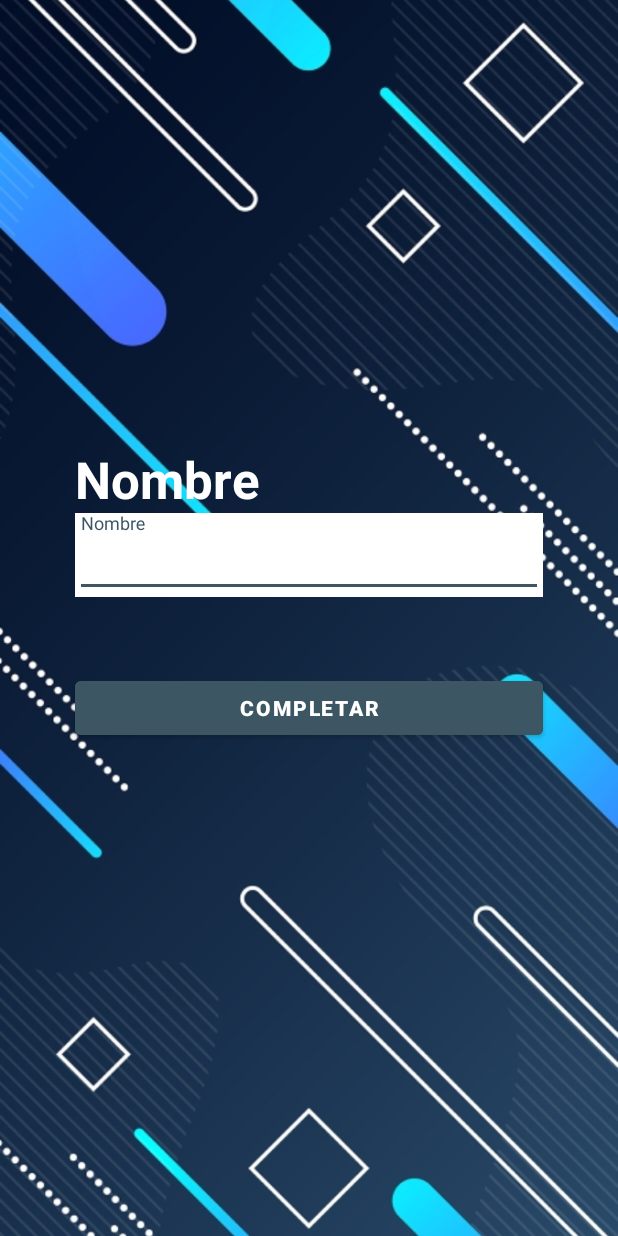
After one commit to sebastianaranda/MoviTop, an Android app: the RegisterActivity screen opened directly, with no data from a screen before it, on a phone screen of 412 x 824 dp. The commit adds this screen. Run offline under Robolectric (Android 15) with nearby library versions, the phone set to English and light mode, and no system bars; our stand-ins replace Firebase (no records; nobody signed in at launch, a user with empty details on screens opened directly).

Commit message:
Modificación en flujo de registro
Se le solicita al usuario ingresar un email y password y luego en otra pantalla se le solicita el nombre.

```diff
--- a/app/src/main/AndroidManifest.xml
+++ b/app/src/main/AndroidManifest.xml
@@ -11,7 +11,8 @@
         android:roundIcon="@mipmap/ic_launcher_round"
         android:supportsRtl="true"
         android:theme="@style/AppTheme">
-        <activity android:name=".view.LoginActivity"></activity>
+        <activity android:name=".view.RegisterActivity"></activity>
+        <activity android:name=".view.LoginActivity" />
         <activity android:name=".view.MoviesByGenreActivity" />
         <activity
             android:name=".view.CastActivity"
--- a/app/src/main/java/com/arandasebastian/movitop/model/FirestoreDAO.java
+++ b/app/src/main/java/com/arandasebastian/movitop/model/FirestoreDAO.java
@@ -2,7 +2,6 @@ package com.arandasebastian.movitop.model;
 
 import androidx.annotation.NonNull;
 import com.arandasebastian.movitop.utils.ResultListener;
-import com.google.android.gms.auth.api.signin.GoogleSignInClient;
 import com.google.android.gms.tasks.OnFailureListener;
 import com.google.android.gms.tasks.OnSuccessListener;
 import com.google.firebase.auth.FirebaseUser;
--- /dev/null
+++ b/app/src/main/java/com/arandasebastian/movitop/view/RegisterActivity.java
@@ -0,0 +1,94 @@
+package com.arandasebastian.movitop.view;
+
+import androidx.appcompat.app.AppCompatActivity;
+
+import android.content.Intent;
+import android.os.Bundle;
+import android.view.View;
+import android.widget.Toast;
+import com.arandasebastian.movitop.R;
+import com.arandasebastian.movitop.model.User;
+import com.google.android.material.button.MaterialButton;
+import com.google.android.material.textfield.TextInputEditText;
+import com.google.android.material.textfield.TextInputLayout;
+import com.google.firebase.analytics.FirebaseAnalytics;
+import com.google.firebase.auth.FirebaseAuth;
+import com.google.firebase.auth.FirebaseUser;
+import com.google.firebase.auth.UserProfileChangeRequest;
+import com.google.firebase.firestore.FirebaseFirestore;
+
+public class RegisterActivity extends AppCompatActivity {
+
+    private static final String COLLECTION_USERS = "Users";
+    private TextInputLayout txtInputLayoutName;
+    private TextInputEditText txtInputEditTextName;
+    private MaterialButton btnComplete;
+    private String name;
+    private FirebaseAuth auth;
+    private FirebaseUser currentUser;
+    private FirebaseAnalytics firebaseAnalytics;
+
+    @Override
+    protected void onCreate(Bundle savedInstanceState) {
+        super.onCreate(savedInstanceState);
+        setContentView(R.layout.activity_register);
+
+        auth = FirebaseAuth.getInstance();
+        currentUser = auth.getCurrentUser();
+        firebaseAnalytics = FirebaseAnalytics.getInstance(this);
+
+        name = "";
+        txtInputLayoutName = findViewById(R.id.activity_register_text_input_layout_name);
+        txtInputEditTextName = findViewById(R.id.activity_register_text_input_edit_text_name);
+        btnComplete = findViewById(R.id.activity_register_material_button_complete);
+
+        btnComplete.setOnClickListener(new View.OnClickListener() {
+            @Override
+            public void onClick(View v) {
+                name = txtInputEditTextName.getText().toString();
+                if (checkForm(name)){
+                    FirebaseUser user = auth.getCurrentUser();
+                    UserProfileChangeRequest profileUpdates = new UserProfileChangeRequest.Builder()
+                            .setDisplayName(name)
+                            .build();
+                    user.updateProfile(profileUpdates);
+                    User newUser = new User(user.getDisplayName(),user.getEmail());
+                    newUser.setUserName(user.getDisplayName());
+                    FirebaseFirestore.getInstance()
+                            .collection(COLLECTION_USERS)
+                            .document(user.getUid())
+                            .set(newUser);
+                    updateUI(user);
+                    Bundle bundle = new Bundle();
+                    bundle.putString(FirebaseAnalytics.Param.METHOD, "sign_up");
+                    firebaseAnalytics.logEvent(FirebaseAnalytics.Event.SIGN_UP, bundle);
+                }
+            }
+        });
+    }
+
+    public Boolean checkForm(String name){
+        Boolean verification = true;
+        if (name.isEmpty()){
+            txtInputLayoutName.setError(getString(R.string.txt_login_layout_error_empty_name));
+            txtInputEditTextName.setHint(getString(R.string.txt_login_edit_text_error_empty_name));
+            verification = false;
+        } else {
+            if (name.length()<2){
+                txtInputLayoutName.setError(getString(R.string.txt_login_layout_error_wrong_name));
+                verification = false;
+            }else {
+                txtInputLayoutName.setError(null);
+            }
+        }
+        return verification;
+    }
+
+    private void updateUI(FirebaseUser user){
+        if (user == null){
+            Toast.makeText(this, "Error en inicio de sesion", Toast.LENGTH_SHORT).show();
+        } else {
+            startActivity(new Intent(RegisterActivity.this, MainActivity.class));
+        }
+    }
+}
--- /dev/null
+++ b/app/src/main/res/layout/activity_register.xml
@@ -0,0 +1,73 @@
+<?xml version="1.0" encoding="utf-8"?>
+<androidx.constraintlayout.widget.ConstraintLayout xmlns:android="http://schemas.android.com/apk/res/android"
+    xmlns:app="http://schemas.android.com/apk/res-auto"
+    xmlns:tools="http://schemas.android.com/tools"
+    android:layout_width="match_parent"
+    android:layout_height="match_parent"
+    tools:context=".view.RegisterActivity">
+
+    <androidx.constraintlayout.widget.Guideline
+        android:id="@+id/activity_register_guideline_mid"
+        android:layout_width="wrap_content"
+        android:layout_height="wrap_content"
+        android:orientation="horizontal"
+        app:layout_constraintGuide_percent="0.5" />
+
+    <ImageView
+        android:layout_width="match_parent"
+        android:layout_height="match_parent"
+        android:scaleType="centerCrop"
+        android:src="@drawable/bg_login" />
+
+    <TextView
+        android:id="@+id/activity_register_txt_name"
+        android:layout_width="0dp"
+        android:layout_height="wrap_content"
+        android:layout_marginHorizontal="50dp"
+        android:text="Nombre"
+        android:textColor="@color/white"
+        android:textSize="34sp"
+        android:textStyle="bold"
+        app:layout_constraintBottom_toTopOf="@id/activity_register_text_input_layout_name"
+        app:layout_constraintLeft_toLeftOf="parent"
+        app:layout_constraintRight_toRightOf="parent" />
+
+    <com.google.android.material.textfield.TextInputLayout
+        android:id="@+id/activity_register_text_input_layout_name"
+        android:layout_width="0dp"
+        android:layout_height="wrap_content"
+        android:layout_marginHorizontal="50dp"
+        android:layout_marginBottom="14dp"
+        android:background="@color/white"
+        app:layout_constraintBottom_toTopOf="@id/activity_register_guideline_mid"
+        app:layout_constraintLeft_toLeftOf="parent"
+        app:layout_constraintRight_toRightOf="parent">
+        <com.google.android.material.textfield.TextInputEditText
+            android:id="@+id/activity_register_text_input_edit_text_name"
+            android:layout_width="match_parent"
+            android:layout_height="wrap_content"
+            android:hint="Nombre"
+            android:inputType="textPersonName"/>
+    </com.google.android.material.textfield.TextInputLayout>
+
+    <com.google.android.material.button.MaterialButton
+        android:id="@+id/activity_register_material_button_complete"
+        style="@style/Widget.MaterialComponents.Button"
+        android:layout_width="0dp"
+        android:layout_height="wrap_content"
+        android:layout_alignParentStart="true"
+        android:layout_marginTop="50dp"
+        android:backgroundTint="@color/colorAccent"
+        android:elevation="2dp"
+        android:text="COMPLETAR"
+        android:textAllCaps="true"
+        android:textAppearance="@style/TextAppearance.MaterialComponents.Button"
+        android:textSize="14sp"
+        android:textStyle="bold"
+        app:cornerRadius="4dp"
+        app:layout_constraintLeft_toLeftOf="@id/activity_register_text_input_layout_name"
+        app:layout_constraintTop_toBottomOf="@id/activity_register_text_input_layout_name"
+        app:layout_constraintRight_toRightOf="@id/activity_register_text_input_layout_name"
+        app:rippleColor="@color/black" />
+
+</androidx.constraintlayout.widget.ConstraintLayout>
```
Also changed, not shown: app/src/main/java/com/arandasebastian/movitop/view/CastActivity.java (+8 -0 lines), app/src/main/java/com/arandasebastian/movitop/view/LoginActivity.java (+15 -37 lines), app/src/main/java/com/arandasebastian/movitop/view/MovieDetailsActivity.java (+9 -0 lines), app/src/main/res/layout/activity_login.xml (+6 -39 lines).
